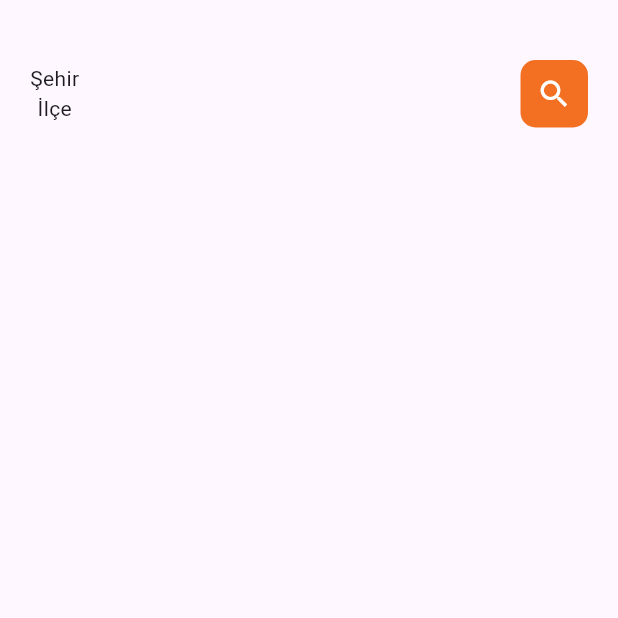
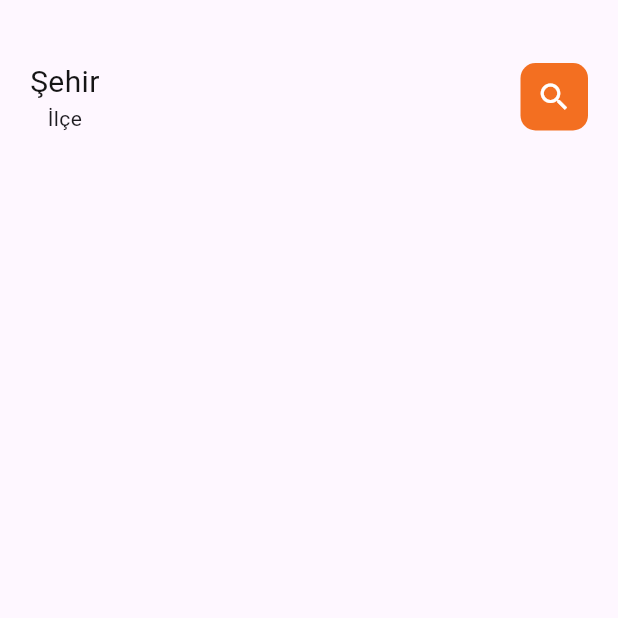
Before and after one commit to simgemede/PizzaApp, a Flutter app: the screen it shows after launch, on a phone screen of 412 x 824 dp, the top half of it. Run offline on Flutter 3.47's test engine with Material 3 defaults, Android fonts, the phone set to English and light mode, and no system bars; Roboto replaces fonts that are missing (Helvetica).

Commit message:
.
Arama  kısmı "Şehir"

```diff
--- a/pizza_app/lib/home/mainFoodPage.dart
+++ b/pizza_app/lib/home/mainFoodPage.dart
@@ -1,5 +1,6 @@
 import 'package:flutter/material.dart';
 import 'package:pizza_app/constants/colors.dart';
+import 'package:pizza_app/widgets/bigText.dart';
 
 class Mainfoodpage extends StatefulWidget {
   const Mainfoodpage({super.key});
@@ -23,7 +24,10 @@ class _MainfoodpageState extends State<Mainfoodpage> {
                   MainAxisAlignment.spaceBetween, // bosluk düzenlemesi
               children: [
                 Column(
-                  children: [Text("Şehir"), Text("İlçe")],
+                  children: [
+                    Bigtext(color: AppColors.siyah, text: "Şehir"),
+                    Text("İlçe")
+                  ],
                 ),
                 Center(
                   child: Container(
--- a/pizza_app/lib/widgets/bigText.dart
+++ b/pizza_app/lib/widgets/bigText.dart
@@ -1,4 +1,5 @@
 import 'package:flutter/material.dart';
+import 'package:pizza_app/constants/colors.dart';
 
 class Bigtext extends StatelessWidget {
   final Color color;
@@ -14,6 +15,14 @@ class Bigtext extends StatelessWidget {
 
   @override
   Widget build(BuildContext context) {
-    return const Placeholder();
+    return Text(
+      text,
+      overflow: overflow,
+      style: TextStyle(
+          fontFamily: "Helvetica",
+          fontSize: size,
+          fontWeight: FontWeight.w400,
+          color: color),
+    );
   }
 }
```
